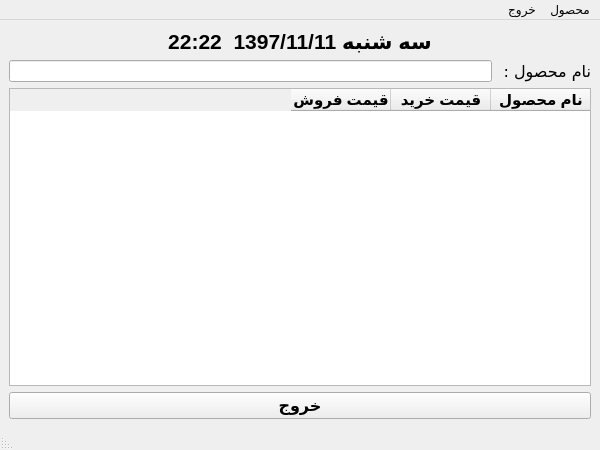
Above: GUI/UI_Files/main_window.ui from Hojjatrt/Accounting before the change. Below: the same form after it.
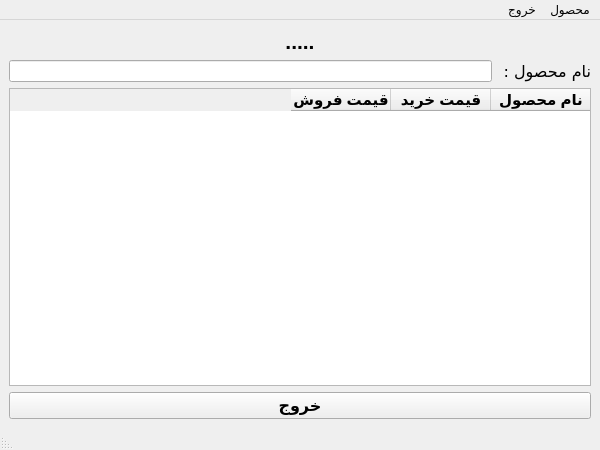
That is the form after the change.

Patch:
```diff
--- a/GUI/UI_Files/main_window.ui
+++ b/GUI/UI_Files/main_window.ui
@@ -38,7 +38,7 @@
        </font>
       </property>
       <property name="text">
-       <string>سه شنبه 1397/11/11  22:22</string>
+       <string>.....</string>
       </property>
       <property name="alignment">
        <set>Qt::AlignCenter</set>
```
